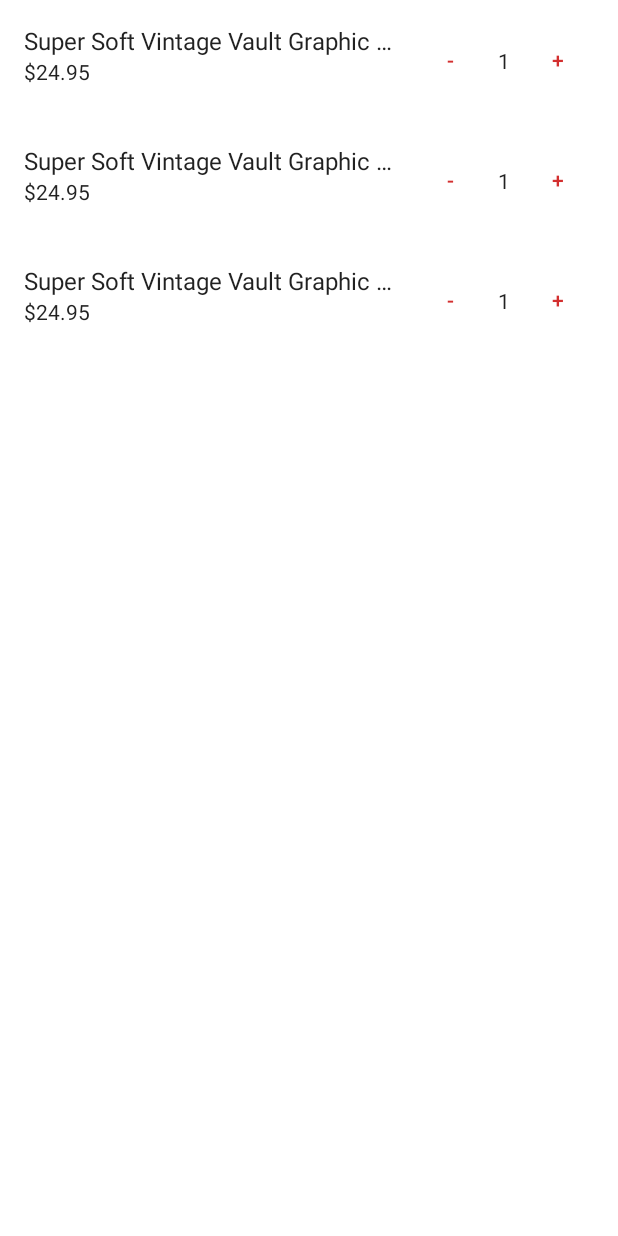
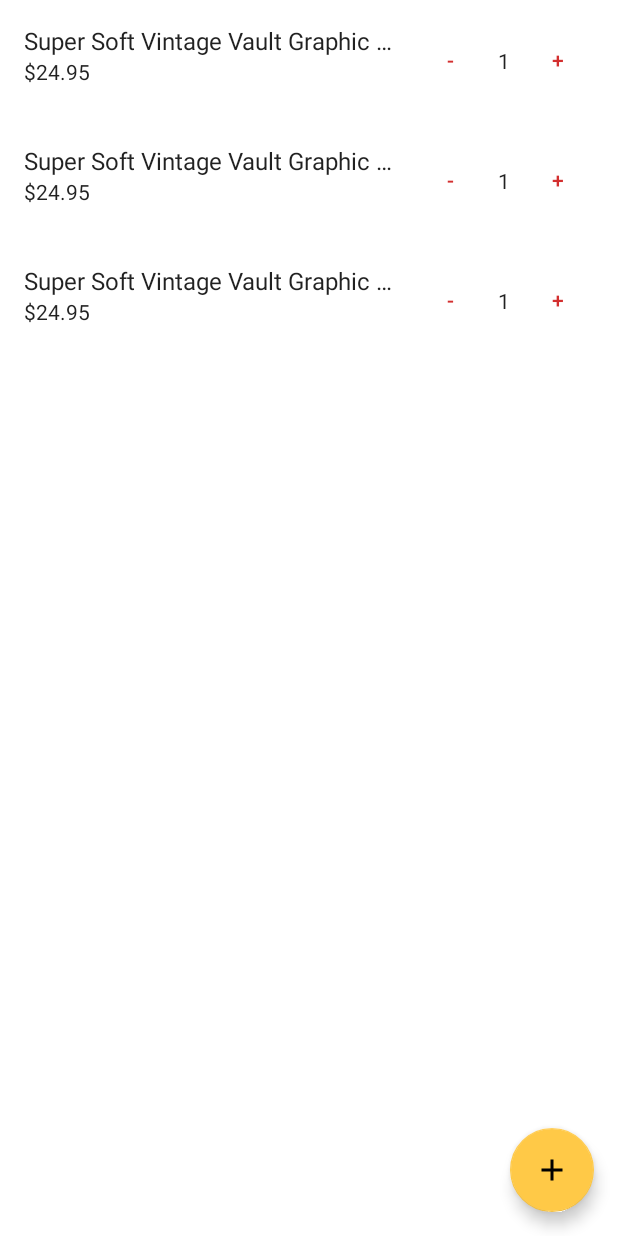
Before and after one commit to david-read-iii/Clothes-Catalog, an Android app: the layout activity_inventory.xml on its own in the app's theme, with its tools: preview values and no code run, on a phone screen of 412 x 824 dp. Run offline under Robolectric (Android 15) with nearby library versions, the phone set to English and light mode, and no system bars.

Commit message:
Put add product FloatingActionButton in the InventoryActivity layout. Use CoordinatorLayout as the root view of the layout so the FloatingActionButton can be animated when a Snackbar is popped from the bottom of the screen.

```diff
--- /dev/null
+++ b/app/src/main/res/drawable/ic_add.xml
@@ -0,0 +1,10 @@
+<vector xmlns:android="http://schemas.android.com/apk/res/android"
+    android:width="24dp"
+    android:height="24dp"
+    android:tint="#000000"
+    android:viewportWidth="24"
+    android:viewportHeight="24">
+    <path
+        android:fillColor="@android:color/white"
+        android:pathData="M19,13h-6v6h-2v-6H5v-2h6V5h2v6h6v2z" />
+</vector>
--- a/app/src/main/res/layout/activity_inventory.xml
+++ b/app/src/main/res/layout/activity_inventory.xml
@@ -1,16 +1,22 @@
 <?xml version="1.0" encoding="utf-8"?>
-<androidx.constraintlayout.widget.ConstraintLayout xmlns:android="http://schemas.android.com/apk/res/android"
+<androidx.coordinatorlayout.widget.CoordinatorLayout xmlns:android="http://schemas.android.com/apk/res/android"
     xmlns:app="http://schemas.android.com/apk/res-auto"
     xmlns:tools="http://schemas.android.com/tools"
     android:layout_width="match_parent"
     android:layout_height="match_parent"
     tools:context=".InventoryActivity">
 
+    <androidx.constraintlayout.widget.ConstraintLayout
+        android:layout_width="match_parent"
+        android:layout_height="match_parent">
+
         <!-- List of products. -->
         <androidx.recyclerview.widget.RecyclerView
             android:id="@+id/product_recycler_view"
             android:layout_width="0dp"
             android:layout_height="0dp"
+            android:clipToPadding="false"
+            android:paddingBottom="@dimen/product_recycler_view_bottom_margin"
             app:layoutManager="androidx.recyclerview.widget.LinearLayoutManager"
             app:layout_constraintBottom_toBottomOf="parent"
             app:layout_constraintEnd_toEndOf="parent"
@@ -45,3 +51,15 @@
             app:layout_constraintTop_toBottomOf="@id/empty_list_primary_text_view" />
 
     </androidx.constraintlayout.widget.ConstraintLayout>
+
+    <!-- Add product button. -->
+    <com.google.android.material.floatingactionbutton.FloatingActionButton
+        android:id="@+id/add_product"
+        android:layout_width="@dimen/add_product_button_size"
+        android:layout_height="@dimen/add_product_button_size"
+        android:layout_gravity="bottom|end"
+        android:layout_margin="@dimen/add_product_button_margin"
+        android:contentDescription="@string/add_product_button_content_description"
+        android:src="@drawable/ic_add" />
+
+</androidx.coordinatorlayout.widget.CoordinatorLayout>
--- a/app/src/main/res/values/dimens.xml
+++ b/app/src/main/res/values/dimens.xml
@@ -1,6 +1,9 @@
 <?xml version="1.0" encoding="utf-8"?>
 <resources>
     <dimen name="generic_activity_margin">16dp</dimen>
+    <dimen name="product_recycler_view_bottom_margin">88dp</dimen>
+    <dimen name="add_product_button_size">56dp</dimen>
+    <dimen name="add_product_button_margin">16dp</dimen>
     <dimen name="list_item_margin">16dp</dimen>
     <dimen name="list_item_horizontal_margin">8dp</dimen>
     <dimen name="quantity_button_size">48dp</dimen>
--- a/app/src/main/res/values/strings.xml
+++ b/app/src/main/res/values/strings.xml
@@ -10,4 +10,5 @@
     <string name="empty_list_secondary_label">Get started by adding a product</string>
     <string name="decrement_quantity_button_label">-</string>
     <string name="increment_quantity_button_label">+</string>
+    <string name="add_product_button_content_description">Add a new product to the catalog</string>
 </resources>
```
Lines whose indentation alone changed are shown as unchanged.
